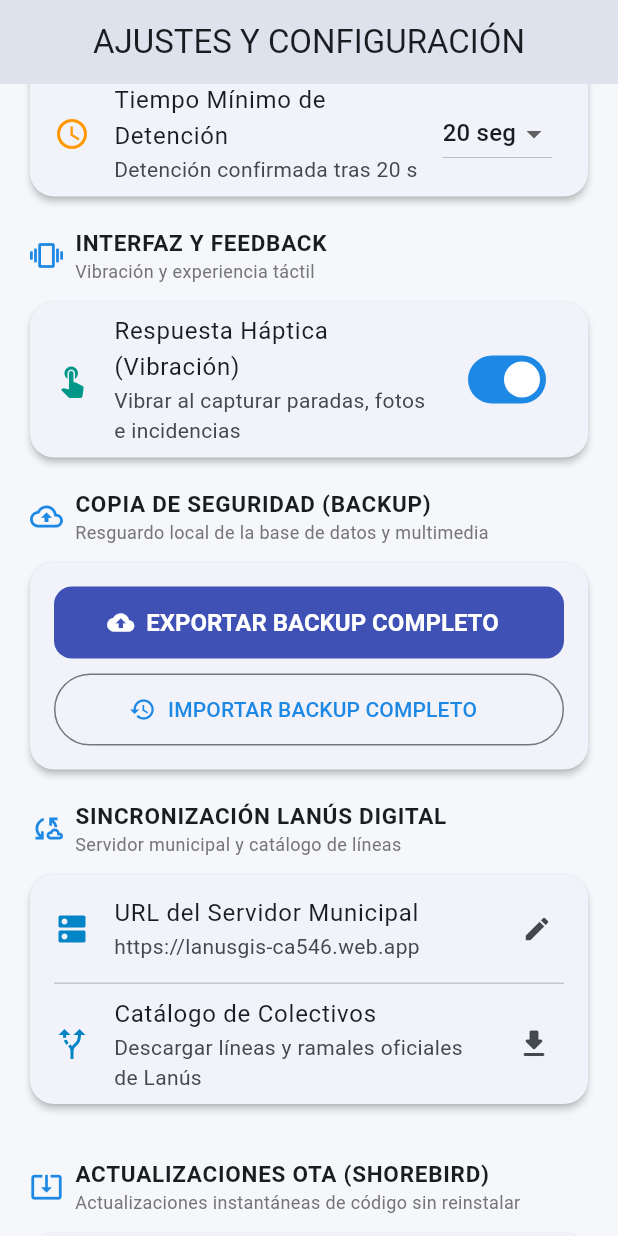
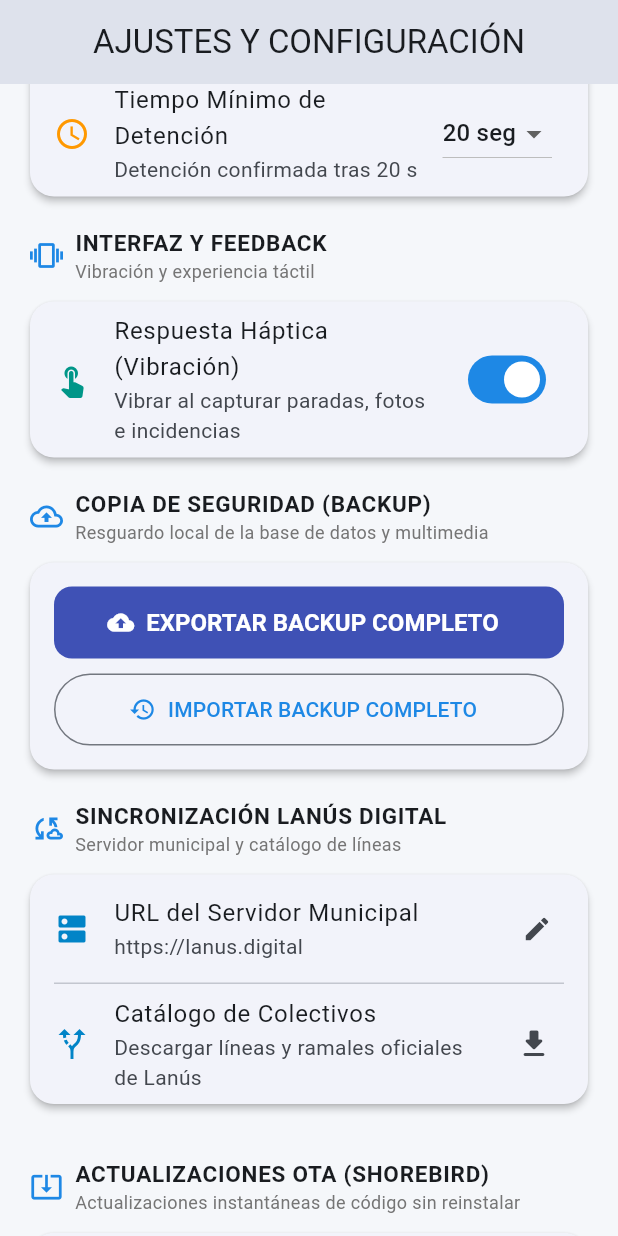
Before and after one commit to julianmcancelo/BusTrackerGPS, a Flutter app: the SettingsScreen screen opened by its route, scrolled down 576 dp, on a phone screen of 412 x 824 dp. Run offline on Flutter 3.47's test engine with Material 3 defaults, Android fonts, the phone set to English and light mode, and no system bars; our stand-ins replace drift, drift_flutter, file_picker, flutter_map, flutter_riverpod, geolocator and 8 more; missing offline and left inert: flutter_foreground_task, record, shorebird_code_push; accounts and stored records are empty; generated files the repository leaves out were written again; network calls fail.

Commit message:
Release v1.0.11 - Default server configured to lanus.digital with full municipal transport catalog (520-527)

```diff
--- a/lib/core/constants/api_credentials.dart
+++ b/lib/core/constants/api_credentials.dart
@@ -1,6 +1,6 @@
 class LanusCredentials {
   // URLs del Servidor Municipal Lanús Digital
-  static const String defaultServerUrl = 'https://lanusgis-ca546.web.app';
+  static const String defaultServerUrl = 'https://lanus.digital';
   static const String localServerUrl = 'http://10.0.2.2:3000'; // Emulador Android
 
   // Rutas de API
--- a/lib/features/settings/presentation/settings_screen.dart
+++ b/lib/features/settings/presentation/settings_screen.dart
@@ -26,7 +26,7 @@ class _SettingsScreenState extends ConsumerState<SettingsScreen> {
   bool _snapToRoadsEnabled = true;
   bool _hapticsEnabled = true;
   String _defaultExportFormat = 'GeoJSON';
-  String _serverUrl = 'https://lanusgis-ca546.web.app';
+  String _serverUrl = 'https://lanus.digital';
 
   bool _isLoading = true;
 
--- a/pubspec.yaml
+++ b/pubspec.yaml
@@ -16,7 +16,7 @@ publish_to: 'none' # Remove this line if you wish to publish to pub.dev
 # https://developer.apple.com/library/archive/documentation/General/Reference/InfoPlistKeyReference/Articles/CoreFoundationKeys.html
 # In Windows, build-name is used as the major, minor, and patch parts
 # of the product and file versions while build-number is used as the build suffix.
-version: 1.0.10+10
+version: 1.0.11+11
 
 environment:
   sdk: ^3.13.3
```
Also changed, not shown: lib/core/services/sync_service.dart (+14 -7 lines).
